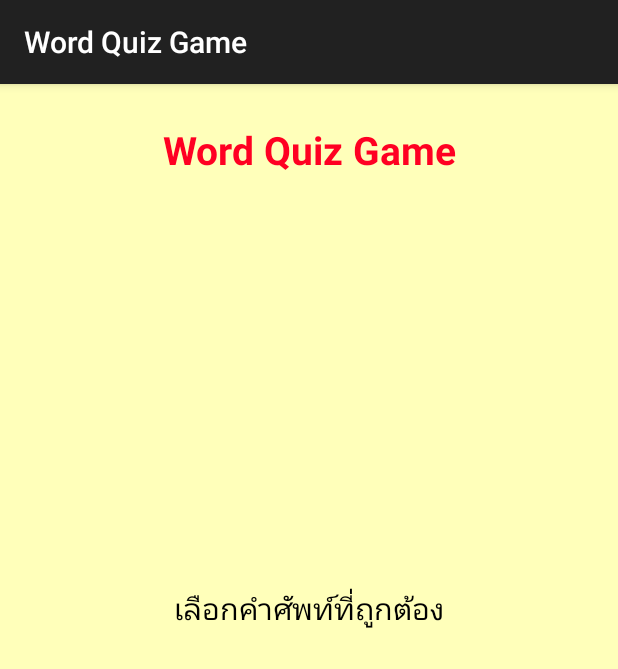
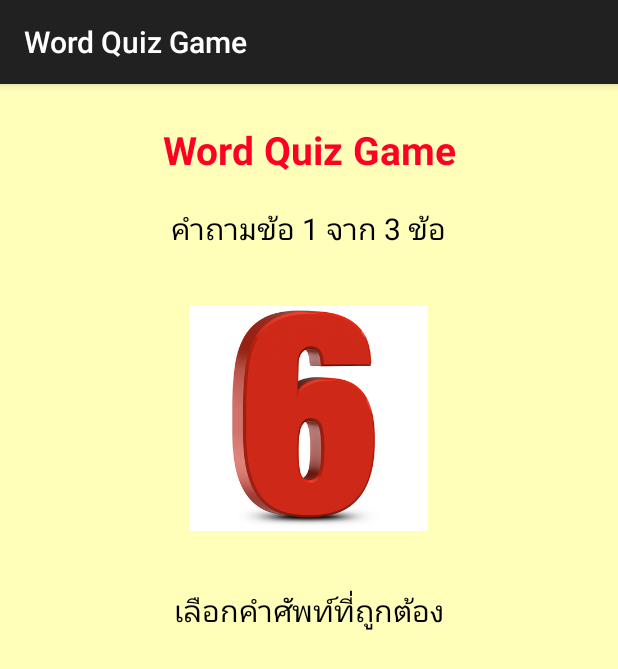
Before and after one commit to 3bugs/WordQuizGame_Class_SU, an Android app: the GameActivity screen opened directly, with no data from a screen before it, on a phone screen of 412 x 824 dp. Shown: the top 669 px of the screen. Run offline under Robolectric (Android 15) with nearby library versions, the phone set to English and light mode, and no system bars.

Commit message:
Add loadNextQuestion and loadQuestionImage method in GameActivity

```diff
--- a/app/src/main/java/com/example/wordquizgame/GameActivity.java
+++ b/app/src/main/java/com/example/wordquizgame/GameActivity.java
@@ -2,6 +2,7 @@ package com.example.wordquizgame;
 
 import android.content.Intent;
 import android.content.res.AssetManager;
+import android.graphics.drawable.Drawable;
 import android.os.Handler;
 import android.support.v7.app.AppCompatActivity;
 import android.os.Bundle;
@@ -13,6 +14,7 @@ import android.widget.TextView;
 import org.w3c.dom.Text;
 
 import java.io.IOException;
+import java.io.InputStream;
 import java.lang.reflect.Array;
 import java.util.ArrayList;
 import java.util.Random;
@@ -126,5 +128,40 @@ public class GameActivity extends AppCompatActivity {
         for (String f : mQuizWordList) {
             Log.i(TAG, f);
         }
+
+        loadNextQuestion();
+    }
+
+    private void loadNextQuestion() {
+        mAnswerTextView.setText(null);
+        mAnswerFileName = mQuizWordList.remove(0);
+
+        String msg = String.format("คำถามข้อ %d จาก %d ข้อ", mScore + 1, 3);
+        mQuestionNumberTextView.setText(msg);
+
+        loadQuestionImage();
+        prepareChoiceWords();
+    }
+
+    private void loadQuestionImage() {
+        String category = mAnswerFileName.substring(0, mAnswerFileName.indexOf('-'));
+        String filePath = category + "/" + mAnswerFileName + ".png";
+
+        AssetManager assets = getAssets();
+        InputStream stream;
+
+        try {
+            stream = assets.open(filePath);
+            Drawable image = Drawable.createFromStream(stream, filePath);
+            mQuestionImageView.setImageDrawable(image);
+
+        } catch (IOException e) {
+            e.printStackTrace();
+            Log.e(TAG, "Error opening file: " + filePath);
+        }
+    }
+
+    private void prepareChoiceWords() {
+
     }
 }
```
